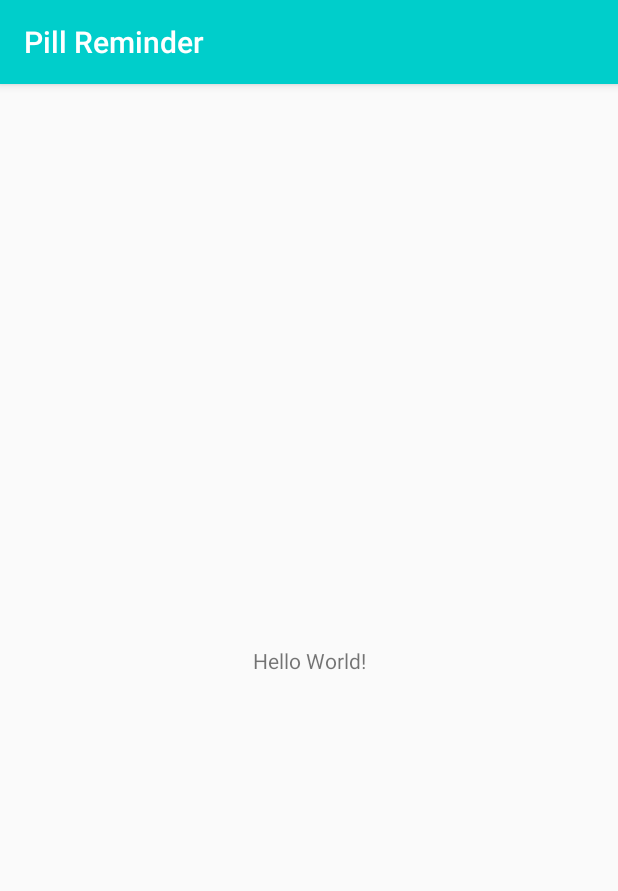
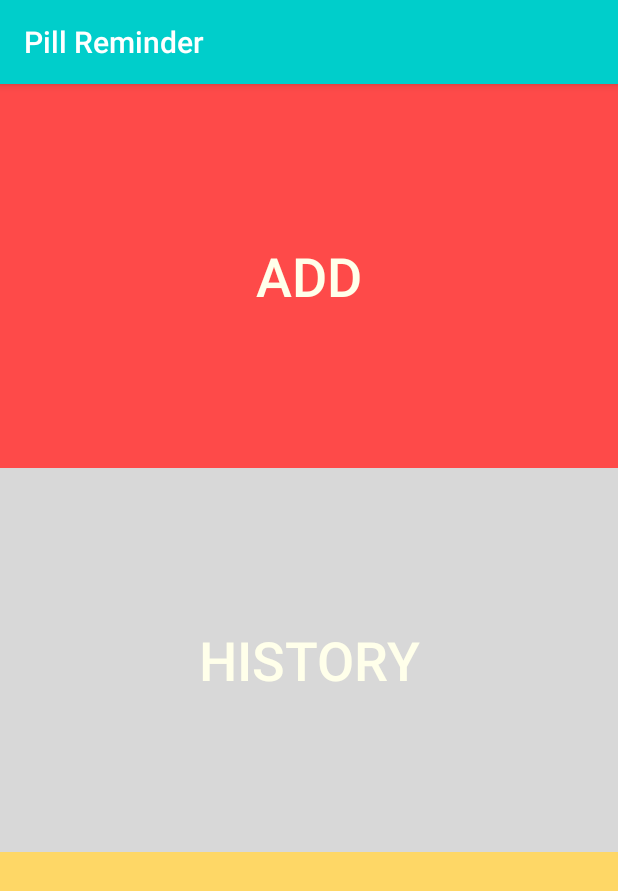
Before and after one commit to roqpor/APlus, an Android app: the screen it shows after launch (MainActivity), on a phone screen of 412 x 824 dp. Shown: the top 891 px of the screen. Run offline under Robolectric (Android 15) with nearby library versions, the phone set to English and light mode, and no system bars.

Commit message:
main layout
- add button

```diff
--- a/PillReminder/app/src/main/res/layout/activity_main.xml
+++ b/PillReminder/app/src/main/res/layout/activity_main.xml
@@ -1,18 +1,55 @@
 <?xml version="1.0" encoding="utf-8"?>
-<android.support.constraint.ConstraintLayout xmlns:android="http://schemas.android.com/apk/res/android"
+<LinearLayout xmlns:android="http://schemas.android.com/apk/res/android"
     xmlns:app="http://schemas.android.com/apk/res-auto"
     xmlns:tools="http://schemas.android.com/tools"
+    android:id="@+id/relativeLayout2"
     android:layout_width="match_parent"
     android:layout_height="match_parent"
+    android:orientation="vertical"
     tools:context="com.aplus.pillreminder.MainActivity">
 
-    <TextView
-        android:layout_width="wrap_content"
-        android:layout_height="wrap_content"
-        android:text="Hello World!"
-        app:layout_constraintBottom_toBottomOf="parent"
-        app:layout_constraintLeft_toLeftOf="parent"
-        app:layout_constraintRight_toRightOf="parent"
-        app:layout_constraintTop_toTopOf="parent" />
 
-</android.support.constraint.ConstraintLayout>
+    <LinearLayout
+        android:layout_width="match_parent"
+        android:layout_height="match_parent"
+        android:layout_weight="0.5"
+        android:background="#fe4a49"
+        android:orientation="vertical">
+
+        <Button
+            android:id="@+id/button2"
+            android:layout_width="match_parent"
+            android:layout_height="match_parent"
+
+
+            android:background="@android:color/transparent"
+            android:text="Add"
+            android:textColor="#FFFFEA"
+            android:textSize="36sp" />
+
+    </LinearLayout>
+
+    <LinearLayout
+        android:layout_width="match_parent"
+        android:layout_height="match_parent"
+        android:layout_weight="0.5"
+        android:background="#D8D8D8"
+        android:orientation="vertical">
+
+        <Button
+            android:layout_width="match_parent"
+            android:layout_height="match_parent"
+            android:background="@android:color/transparent"
+            android:text="History"
+            android:textColor="#FFFFEA"
+            android:textSize="36sp" />
+    </LinearLayout>
+
+    <LinearLayout
+        android:layout_width="match_parent"
+        android:layout_height="match_parent"
+        android:layout_weight="0.5"
+        android:background="#FED766"
+        android:orientation="vertical"></LinearLayout>
+
+</LinearLayout>
```
